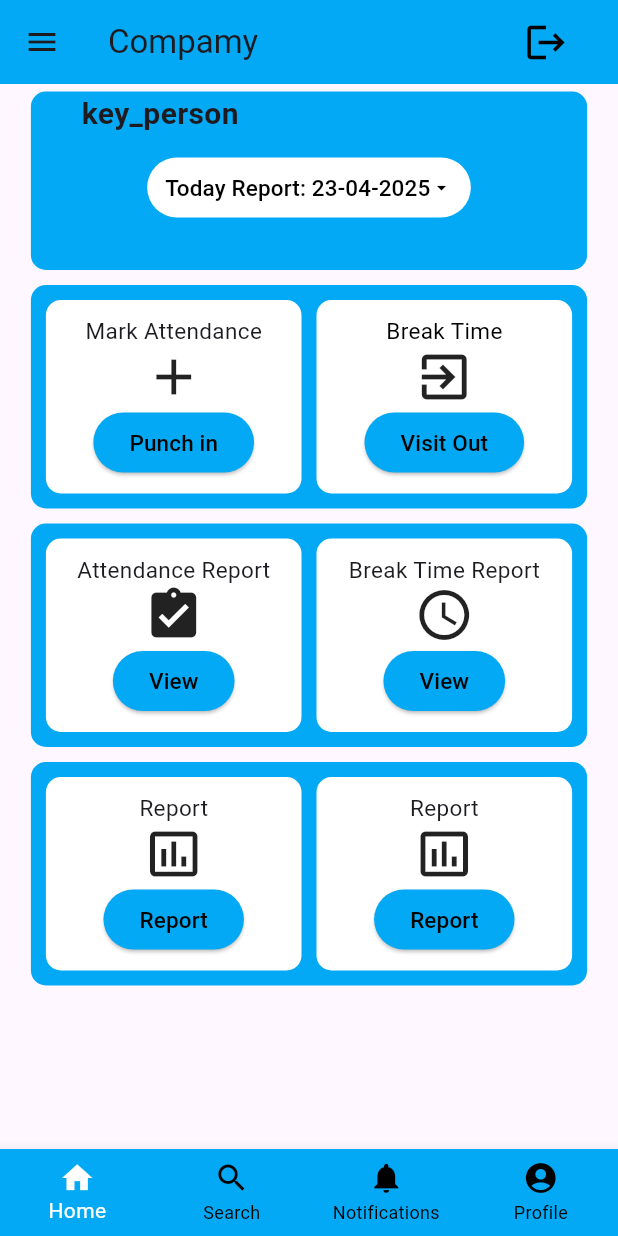
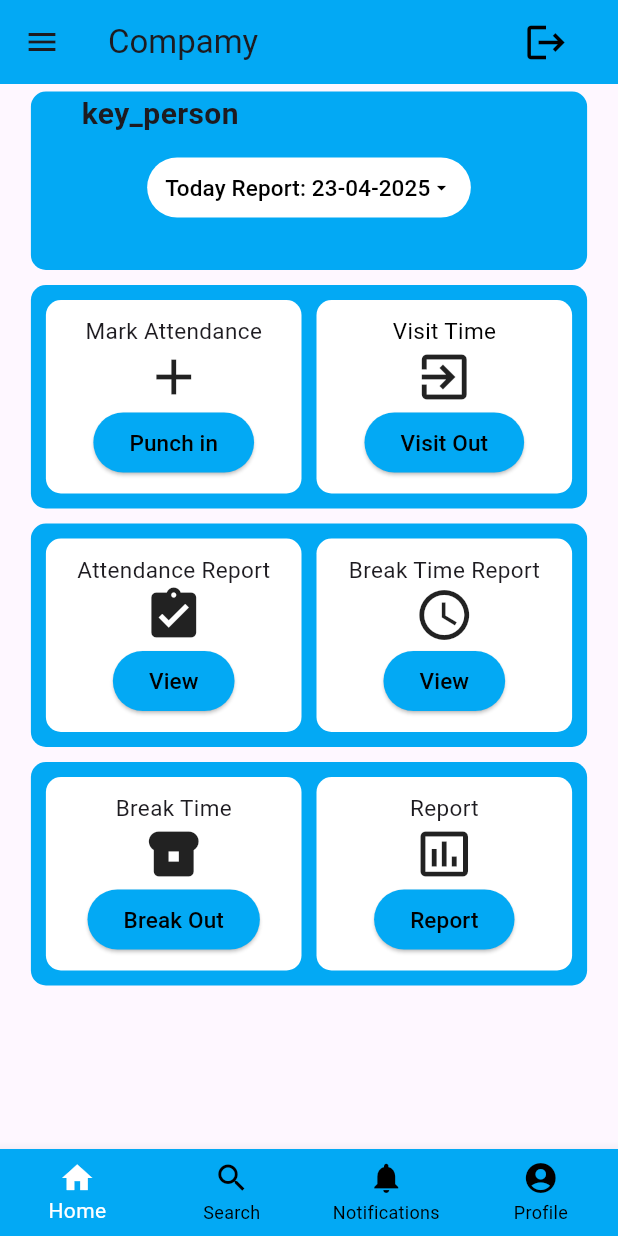
Before and after one commit to mdwebsoftjpr/Employee-Tracker, a Flutter app: the EmpHome screen opened directly, in the side drawer, after a tap on "Punch in", on a phone screen of 412 x 824 dp. Run offline on Flutter 3.47's test engine with Material 3 defaults, Android fonts, the light colour scheme and no system bars; our stand-ins replace geocoding, geolocator, image_picker, localstorage.

Commit message:
ffff
fff

```diff
--- a/lib/Screens/Home Screen/EmpHome.dart
+++ b/lib/Screens/Home Screen/EmpHome.dart
@@ -43,6 +43,9 @@
   bool punch = false;
   String startTime= '';
   String endtime='';
+  int pcount=0;
+  int bcount=0;
+  bool BreakTime=false;
 
 
   final ImagePicker _picker = ImagePicker();
@@ -51,7 +54,18 @@
     super.initState();
     _loadUser();
     loadAddress();
+    checkAutoPunchOut();
   }
+
+  void checkAutoPunchOut() {
+  final now = DateTime.now();
+  final endOfDay = DateTime(now.year, now.month, now.day, 24, 0); // 12 aM
+
+  if (now.isAfter(endOfDay)) {
+    // Auto punch out
+    punchOut();
+  }
+}
 
   void loadAddress() async {
     await getCurrentLocation();
@@ -128,6 +142,22 @@
     });
   }
 
+
+  void BreakIn(){
+    setState(() {
+      BreakTime=true;
+      bcount++;
+      print(bcount);
+    });
+  }
+
+    void BreakOut(){
+    setState(() {
+      BreakTime=false;
+      print(BreakTime);
+    });
+  }
+
   void punchIn() async {
     final url = Uri.parse(
       'https://testapi.rabadtechnology.com/employee_attendence.php',
@@ -154,6 +184,8 @@
         setState(() {
           punch = true;
           startTime=currentTime;
+          pcount++;
+          print(pcount);
         });
         ScaffoldMessenger.of(
           context,
@@ -507,27 +539,39 @@
                           );
                         },
                       )
-                      : ListTile(
+                      :(pcount>=1)?ListTile(
                         leading: Icon(Icons.access_time),
                         title: Text("Punch in"),
                         onTap: () {
-                          punchOut();
                           Navigator.pop(context);
-                          Navigator.push(
-                            context,
-                            MaterialPageRoute(builder: (context) => EmpHome()),
-                          );
+                        },
+                      ): ListTile(
+                        leading: Icon(Icons.access_time),
+                        title: Text("Punch in"),
+                        onTap: () {
+                          punchIn();
+                          Navigator.pop(context);
                         },
                       ),
-                  ListTile(
+                    (BreakTime)?ListTile(
                     leading: Icon(Icons.pause),
-                    title: Text("Break Time"),
+                    title: Text("Break Out"),
+                    onTap: () {
+                      BreakOut();
+                      Navigator.pop(context); // Close the drawer first
+                    },
+                  ):(bcount>=3)?ListTile(
+                    leading: Icon(Icons.pause),
+                    title: Text("Break Limit Over"),
                     onTap: () {
                       Navigator.pop(context); // Close the drawer first
-                      Navigator.push(
-                        context,
-                        MaterialPageRoute(builder: (context) => EmpHome()),
-                      );
+                    },
+                  ):ListTile(
+                    leading: Icon(Icons.pause),
+                    title: Text("Break In"),
+                    onTap: () {
+                      BreakIn();
+                      Navigator.pop(context); // Close the drawer first
                     },
                   ),
                   (visit == true)
@@ -909,7 +953,7 @@
                               style: TextStyle(fontSize: 15),
                             ),
                             Icon(Icons.add, size: 40),
-                            (punch == true)
+                            (punch)
                                 ? ElevatedButton(
                                   onPressed: () async {
                                     await _pickImageFromCamera();
@@ -926,7 +970,19 @@
                                     backgroundColor: Color(0xFF03a9f4),
                                   ),
                                 )
-                                : ElevatedButton(
+                                :(pcount>=1)? ElevatedButton(
+                                  onPressed: () async {},
+                                  child: Text(
+                                    "Punch in",
+                                    style: TextStyle(
+                                      fontSize: 15,
+                                      color: Colors.black,
+                                    ),
+                                  ),
+                                  style: ElevatedButton.styleFrom(
+                                    backgroundColor: Color(0xFF03a9f4),
+                                  ),
+                                ):ElevatedButton(
                                   onPressed: () async {
                                     await _pickImageFromCamera();
                                     punchIn();
@@ -958,7 +1014,7 @@
                           mainAxisAlignment: MainAxisAlignment.center,
                           children: [
                             Text(
-                              "Break Time",
+                              "Visit Time",
                               style: TextStyle(
                                 fontSize: 15,
                                 color: Colors.black,
@@ -1130,12 +1186,36 @@
                         child: Column(
                           mainAxisAlignment: MainAxisAlignment.center,
                           children: [
-                            Text("Report", style: TextStyle(fontSize: 15)),
-                            Icon(Icons.insert_chart_outlined, size: 40),
-                            ElevatedButton(
-                              onPressed: () => print("Report"),
+                            Text("Break Time", style: TextStyle(fontSize: 15)),
+                            Icon(Icons.breakfast_dining, size: 40),
+                            (BreakTime)?ElevatedButton(
+                              onPressed: () => BreakOut(),
                               child: Text(
-                                "Report",
+                                "Break Out",
+                                style: TextStyle(
+                                  fontSize: 15,
+                                  color: Colors.black,
+                                ),
+                              ),
+                              style: ElevatedButton.styleFrom(
+                                backgroundColor: Color(0xFF03a9f4),
+                              ),
+                            ):(bcount>=3)?ElevatedButton(
+                              onPressed: () => print("Break Limit Over"),
+                              child: Text(
+                                "Break Limit Over",
+                                style: TextStyle(
+                                  fontSize: 15,
+                                  color: Colors.black,
+                                ),
+                              ),
+                              style: ElevatedButton.styleFrom(
+                                backgroundColor: Color(0xFF03a9f4),
+                              ),
+                            ):ElevatedButton(
+                              onPressed: () => BreakIn(),
+                              child: Text(
+                                "Break In",
                                 style: TextStyle(
                                   fontSize: 15,
                                   color: Colors.black,
```
